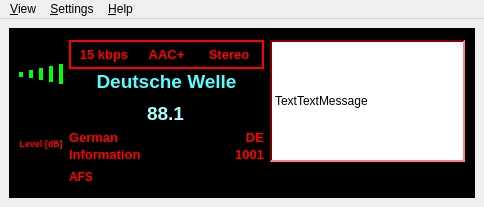
Above: dream/src/GUI-QT/DRMMainWindow.ui from mmjee/dream-patched before the change. Below: the same form after it.
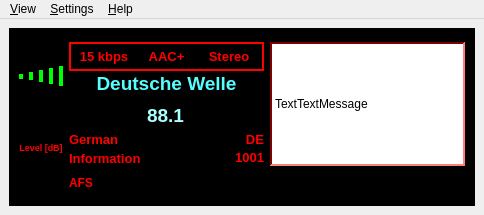
That is the form after the change. Icons and pictures are not drawn. Custom widgets are drawn as their Qt base class.

Commit message: Add a mode E selector in GUI. fix a crash in mode E.

Patch:
```diff
--- a/dream/src/GUI-QT/DRMMainWindow.ui
+++ b/dream/src/GUI-QT/DRMMainWindow.ui
@@ -7,7 +7,7 @@
     <x>0</x>
     <y>0</y>
     <width>484</width>
-    <height>207</height>
+    <height>215</height>
    </rect>
   </property>
   <property name="windowTitle">
```
Left out of the diff: 18 changed lines with no effect on the pictures. The commit also changes 5 other files.
